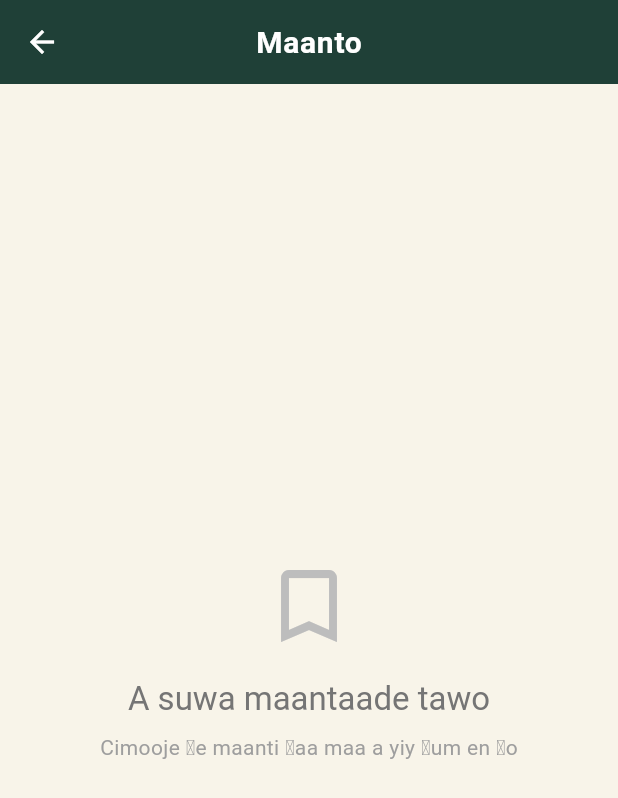
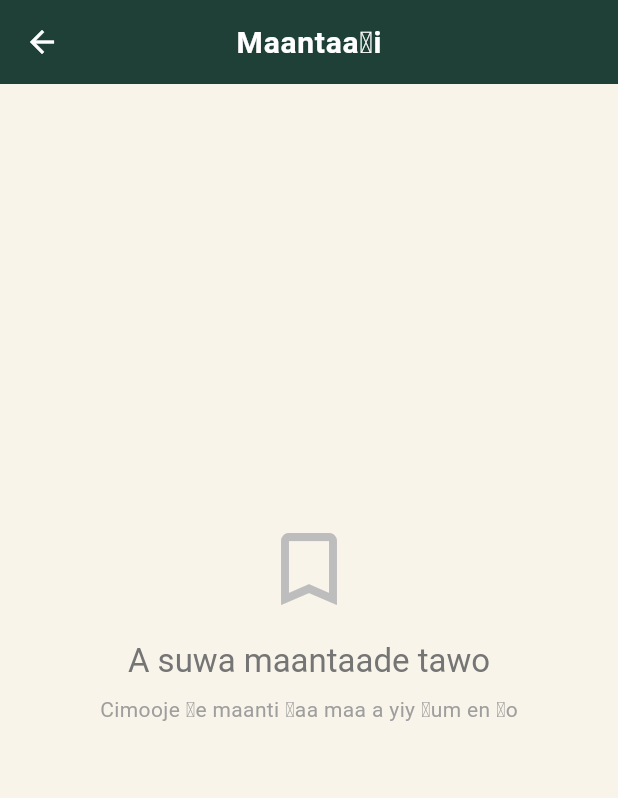
Before and after one commit to kawkumputer/quraan-pulaar-flutter, a Flutter app: the BookmarksScreen screen opened by its route, on a phone screen of 412 x 824 dp. Shown: the top 798 px of the screen. Run offline on Flutter 3.47's test engine with Material 3 defaults, Android fonts, the phone set to English and light mode, and no system bars; drawn by our look-alikes of google_mobile_ads; our stand-ins replace cloud_firestore, connectivity_plus, device_info_plus, dio, firebase_core, get and 4 more; missing offline and left inert: app_tracking_transparency; accounts and stored records are empty; generated files the repository leaves out were written again; network calls fail; project files that could hold a hidden picture were left out.

Commit message:
adding ads WIP

```diff
--- a/lib/core/bindings/initial_binding.dart
+++ b/lib/core/bindings/initial_binding.dart
@@ -8,6 +8,7 @@
 import '../services/cache_service.dart';
 import '../services/api_service.dart';
 import '../services/device_service.dart';
+import '../services/ad_service.dart';
 import '../controllers/activation_controller.dart';
 
 class InitialBinding extends Bindings {
@@ -27,6 +28,7 @@
     Get.put<BookmarkService>(BookmarkService(), permanent: true);
     Get.put<QuranAudioService>(QuranAudioService(), permanent: true);
     Get.put<AudioService>(AudioService());
+    Get.put<AdService>(AdService());
 
     // Register QuranService with its dependencies
     final quranService = QuranService(
--- /dev/null
+++ b/lib/core/widgets/respectful_banner_ad.dart
@@ -0,0 +1,61 @@
+import 'package:flutter/material.dart';
+import 'package:google_mobile_ads/google_mobile_ads.dart';
+import '../services/ad_service.dart';
+import 'package:get/get.dart';
+
+class RespectfulBannerAd extends StatefulWidget {
+  // Only show in non-sacred sections
+  final bool isQuranSection;
+  final bool isAudioPlaying;
+
+  const RespectfulBannerAd({
+    Key? key,
+    this.isQuranSection = false,
+    this.isAudioPlaying = false,
+  }) : super(key: key);
+
+  @override
+  State<RespectfulBannerAd> createState() => _RespectfulBannerAdState();
+}
+
+class _RespectfulBannerAdState extends State<RespectfulBannerAd> {
+  BannerAd? _bannerAd;
+
+  @override
+  void initState() {
+    super.initState();
+    // Only load ads in appropriate sections
+    if (!widget.isQuranSection && !widget.isAudioPlaying) {
+      _loadAd();
+    }
+  }
+
+  Future<void> _loadAd() async {
+    final adService = Get.find<AdService>();
+    final ad = await adService.loadBannerAd();
+    if (mounted) {
+      setState(() => _bannerAd = ad);
+    }
+  }
+
+  @override
+  Widget build(BuildContext context) {
+    // Don't show ads during Quran reading or audio playback
+    if (widget.isQuranSection || widget.isAudioPlaying || _bannerAd == null) {
+      return const SizedBox.shrink();
+    }
+
+    return Container(
+      alignment: Alignment.center,
+      width: _bannerAd!.size.width.toDouble(),
+      height: _bannerAd!.size.height.toDouble(),
+      child: AdWidget(ad: _bannerAd!),
+    );
+  }
+
+  @override
+  void dispose() {
+    _bannerAd?.dispose();
+    super.dispose();
+  }
+}
--- a/lib/features/bookmarks/bookmarks_screen.dart
+++ b/lib/features/bookmarks/bookmarks_screen.dart
@@ -5,11 +5,11 @@
 import '../../core/services/quran_service.dart';
 import '../../core/services/settings_service.dart';
 import '../../core/routes/app_routes.dart';
+import '../../core/widgets/respectful_banner_ad.dart';
 
-class BookmarksScreen extends StatelessWidget {
+class BookmarksScreen extends GetView<BookmarkService> {
   BookmarksScreen({super.key});
 
-  final _bookmarkService = Get.find<BookmarkService>();
   final _quranService = Get.find<QuranService>();
   final _settingsService = Get.find<SettingsService>();
 
@@ -17,10 +17,13 @@
   Widget build(BuildContext context) {
     return Scaffold(
       appBar: AppBar(
-        title: const Text('Maanto'),
+        title: const Text('Maantaaɗi'),
       ),
-      body: Obx(() {
-        final availableBookmarks = _bookmarkService.bookmarkedSurahs;
+      body: Column(
+        children: [
+          Expanded(
+            child: Obx(() {
+              final availableBookmarks = controller.bookmarkedSurahs;
               final allSurahs = _quranService.surahs;
 
               if (availableBookmarks.isEmpty) {
@@ -92,7 +95,7 @@
                       trailing: IconButton(
                         icon: const Icon(Icons.delete_outline),
                         onPressed: () async {
-                    await _bookmarkService.toggleBookmark(surahNumber);
+                          await controller.toggleBookmark(surahNumber);
                           Get.snackbar(
                             'Maantol ittaama',
                             'Simoore nde ittaama e maantaaɗi',
@@ -113,6 +116,10 @@
                 },
               );
             }),
+          ),
+          const RespectfulBannerAd(), // Add banner at bottom
+        ],
+      ),
     );
   }
 }
--- a/pubspec.yaml
+++ b/pubspec.yaml
@@ -27,6 +27,7 @@
   connectivity_plus: ^5.0.2
   url_launcher: ^6.2.4
   app_tracking_transparency: ^2.0.3
+  google_mobile_ads: ^4.0.0
 
 dev_dependencies:
   flutter_test:
```
Also changed, not shown: lib/core/services/ad_service.dart (added, +88 -0 lines), lib/features/home/home_screen.dart (+9 -1 lines), lib/features/settings/settings_screen.dart (+9 -1 lines), lib/features/surah/all_surahs_screen.dart (+13 -5 lines), pubspec.lock, 5 other files. Lines whose indentation alone changed are shown as unchanged.
